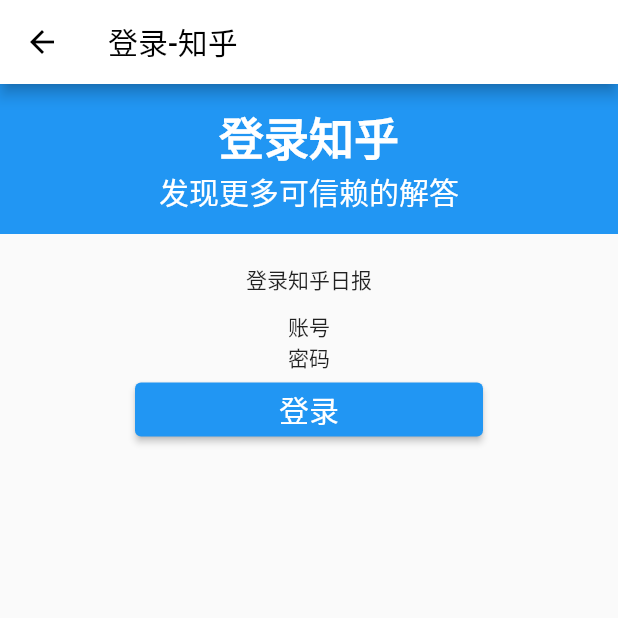
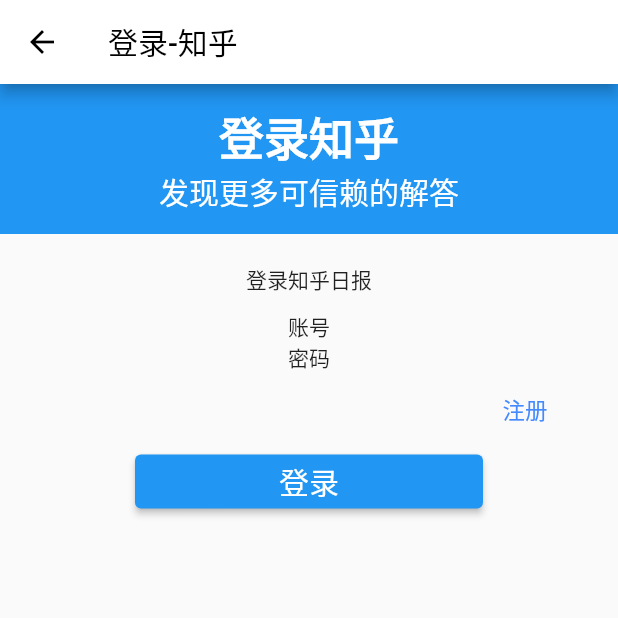
Before and after one commit to LryIII/zhihu_news, a Flutter app: the LoginPage screen opened directly, on a phone screen of 412 x 824 dp, the top half of it. Run offline on Flutter 3.47's test engine with Material 2 defaults, Android fonts, the phone set to English and light mode, and no system bars; our stand-ins replace flutter_swiper_null_safety, pull_to_refresh, webview_flutter; network calls fail.

Commit message:
add: a TextButton in LoginPage link to RegisterPage

```diff
--- a/lib/routes/login.dart
+++ b/lib/routes/login.dart
@@ -68,6 +68,24 @@ class _LoginPageState extends State<LoginPage> {
             const SizedBox(height: 10,),
             const Text("账号"),
             const Text("密码"),
+            Row(
+              mainAxisAlignment: MainAxisAlignment.end,
+              children: [
+                TextButton(
+                    onPressed: (){
+                      Navigator.pushNamed(context, '/register');
+                    },
+                    child: const Text(
+                      "注册",
+                      style: TextStyle(
+                        color: Colors.blueAccent,
+                        fontSize: 15.0
+                      ),
+                    )
+                ),
+                const SizedBox(width: 30.0,),
+              ],
+            ),
             ElevatedButton(
               onPressed: () {
                 Navigator.pop(context);
```
